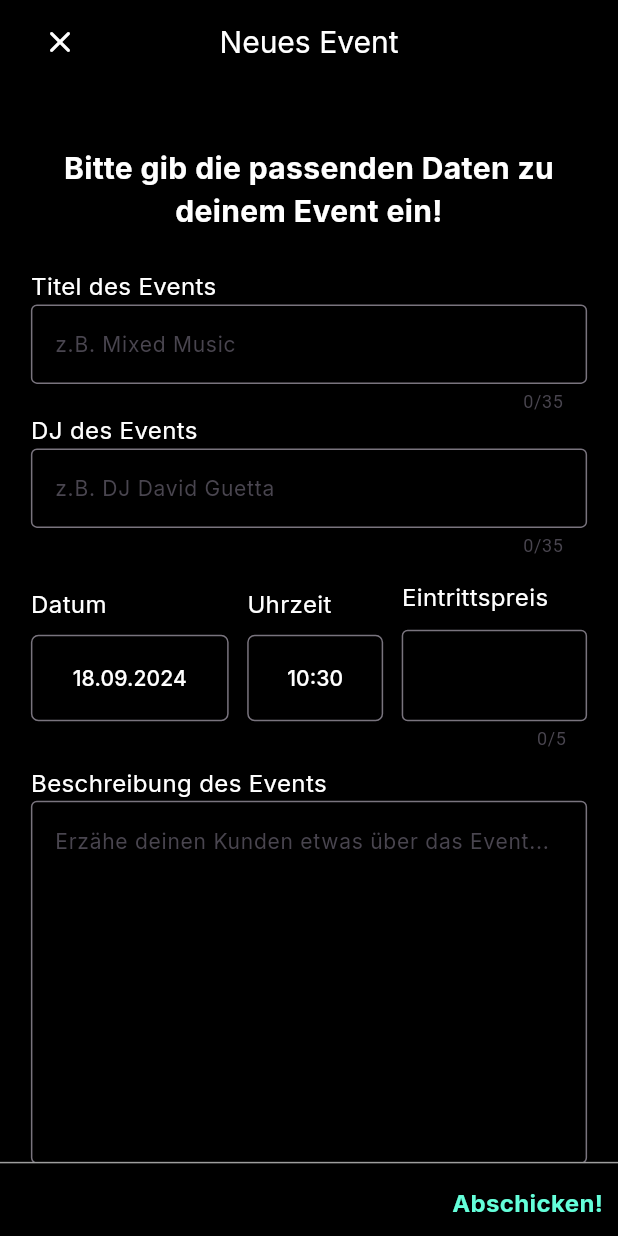
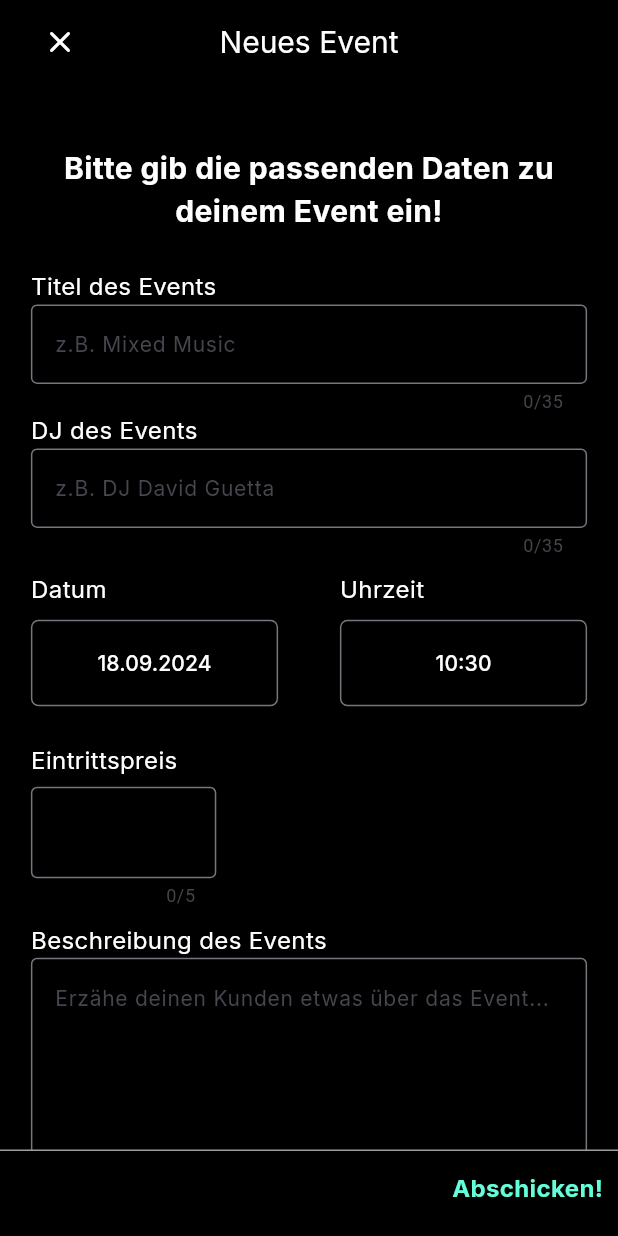
Before and after one commit to Gauerdia/club_me, a Flutter app: the ClubNewEventView screen opened by its route, on a phone screen of 412 x 824 dp. Run offline on Flutter 3.47's test engine with Material 3 defaults, Android fonts, the phone set to English and light mode, and no system bars; our stand-ins replace camera, chewie, connectivity_plus, file_picker, firebase_analytics, firebase_core and 16 more; missing offline and left inert: adv_camera, glowy_borders, gradient_icon, no_screenshot, video_thumbnail; accounts and stored records are empty.

Commit message:
some adjustments because it was too close to the edges on iOS

```diff
--- a/lib/1_events/club_view/club_new_event_view.dart
+++ b/lib/1_events/club_view/club_new_event_view.dart
@@ -231,7 +231,7 @@ class _ClubNewEventViewState extends State<ClubNewEventView>{
     return (isVideo || isImage) ?
     Container(
       width: screenWidth,
-      height: screenHeight*0.06,
+      height: screenHeight*0.07,
       alignment: Alignment.center,
       decoration: BoxDecoration(
           color: Colors.black,
@@ -266,7 +266,7 @@ class _ClubNewEventViewState extends State<ClubNewEventView>{
     ):
     Container(
       width: screenWidth,
-      height: screenHeight*0.06,
+      height: screenHeight*0.07,
       decoration: BoxDecoration(
           color: Colors.black,
           border: Border(
@@ -282,11 +282,16 @@ class _ClubNewEventViewState extends State<ClubNewEventView>{
           right: 10,
           bottom: 10
       ),
-      child: isUploading ? CircularProgressIndicator()
+      child: isUploading ? const CircularProgressIndicator()
       : GestureDetector(
+        child: Container(
+          padding: const EdgeInsets.only(
+            bottom: 10
+          ),
           child: Text(
             "Abschicken!",
             style: customStyleClass.getFontStyle3BoldPrimeColor(),
+          ),
         ),
         onTap: () => clickEventCreateEvent(),
       ),
@@ -403,8 +408,9 @@ class _ClubNewEventViewState extends State<ClubNewEventView>{
                               child: Column(
                                 children: [
 
-                                  Container(
-                                    width: screenWidth*0.32,
+                                  // Text: Date
+                                  Container(
+                                    width: screenWidth*0.4,
                                     child: Text(
                                       "Datum",
                                       style: customStyleClass.getFontStyle3(),
@@ -412,12 +418,14 @@ class _ClubNewEventViewState extends State<ClubNewEventView>{
                                     ),
                                   ),
 
+                                  // Spacer
                                   SizedBox(
                                     height: screenHeight*0.01,
                                   ),
 
-                                  SizedBox(
-                                    width: screenWidth*0.32,
+                                  // OutlinedButton with Text
+                                  SizedBox(
+                                    width: screenWidth*0.4,
                                     child:OutlinedButton(
                                         onPressed: (){
                                           showDatePicker(
@@ -463,7 +471,7 @@ class _ClubNewEventViewState extends State<ClubNewEventView>{
                                 children: [
 
                                   Container(
-                                    width: screenWidth*0.22,
+                                    width: screenWidth*0.4,
                                     child: Text(
                                       "Uhrzeit",
                                       style: customStyleClass.getFontStyle3(),
@@ -476,7 +484,7 @@ class _ClubNewEventViewState extends State<ClubNewEventView>{
                                   ),
 
                                   SizedBox(
-                                    width: screenWidth*0.22,
+                                    width: screenWidth*0.4,
                                     child: OutlinedButton(
                                         onPressed: () => {
                                           setState(() {
@@ -499,6 +507,11 @@ class _ClubNewEventViewState extends State<ClubNewEventView>{
                               ),
                             ),
 
+
+                          ],
+                        ),
+                      ),
+
                       // Price text field
                       Container(
                         padding: const EdgeInsets.only(
@@ -509,7 +522,7 @@ class _ClubNewEventViewState extends State<ClubNewEventView>{
 
                             // Text: Price
                             Container(
-                                    width: screenWidth*0.3,
+                              width: screenWidth*0.9,
                               child: Text(
                                 "Eintrittspreis",
                                 style: customStyleClass.getFontStyle3(),
@@ -519,12 +532,16 @@ class _ClubNewEventViewState extends State<ClubNewEventView>{
 
                             // Spacer
                             SizedBox(
-                                    height: screenHeight*0.012,
+                              height: screenHeight*0.007,
                             ),
 
                             // Textfield: Price
                             Container(
+                              width: screenWidth*0.9,
+                              alignment: Alignment.centerLeft,
+                              child: Container(
                                 width: screenWidth*0.3,
+                                // height: screenHeight*0.085,
                                 child: TextField(
                                   controller: _eventPriceController,
                                   keyboardType: TextInputType.number,
@@ -544,8 +561,6 @@ class _ClubNewEventViewState extends State<ClubNewEventView>{
                                   style: customStyleClass.getFontStyle4(),
                                   maxLength: 5,
                                 ),
-                                  )
-                                ],
                               ),
                             )
                           ],
@@ -554,6 +569,9 @@ class _ClubNewEventViewState extends State<ClubNewEventView>{
 
                       // Text: Description
                       Container(
+                        padding: EdgeInsets.only(
+                          top: 10
+                        ),
                         width: screenWidth*0.9,
                         alignment: Alignment.centerLeft,
                         child: Text(
@@ -991,6 +1009,7 @@ class _ClubNewEventViewState extends State<ClubNewEventView>{
                 ),
               ),
 
+            // window to pick genres
             if(pickGenreIsActive)
               Center(
                 child: Container(
@@ -1029,6 +1048,7 @@ class _ClubNewEventViewState extends State<ClubNewEventView>{
                         height: screenHeight*0.03,
                       ),
 
+                      // dynamic elements
                       Column(
                         children: [
 
@@ -1092,6 +1112,7 @@ class _ClubNewEventViewState extends State<ClubNewEventView>{
                             ),
                           ),
 
+                          // Text: Nothing picked
                           if(musicGenresChosen.isEmpty)
                             Padding(
                               padding: const EdgeInsets.only(
@@ -1109,21 +1130,21 @@ class _ClubNewEventViewState extends State<ClubNewEventView>{
                             style: customStyleClass.getFontStyle4Bold(),
                           ),
 
+                          // Spacer
                           const SizedBox(
                             height: 10,
                           ),
 
-                          // textfield own genres
+                          // Textfield: own genres
                           Row(
                             children: [
-                              SizedBox(
-                                // height: screenHeight*0.08,
+
+                              // TEXTFIELD
+                              SizedBox(
                                 width: screenWidth*0.5,
-                                // color: Colors.green,
                                 child: TextField(
                                   controller: _eventMusicGenresController,
                                   cursorColor: customStyleClass.primeColor,
-                                  keyboardType: TextInputType.number,
                                   decoration: InputDecoration(
                                     border: const OutlineInputBorder(),
                                     focusedBorder: OutlineInputBorder(
@@ -1136,13 +1157,12 @@ class _ClubNewEventViewState extends State<ClubNewEventView>{
                                   maxLength: 15,
                                 ),
                               ),
+
+                              // ICON
                               Container(
                                   height: screenHeight*0.08,
-                                  // color: Colors.red,
                                   alignment: Alignment.topCenter,
                                   child: SizedBox(
-                                    // height: screenHeight*0.4,
-                                    // color: Colors.green,
                                       child: IconButton(
                                           onPressed: () => addOwnGenreToChosenGenres(),
                                           icon: Icon(
--- a/lib/1_events/user_view/user_events_view.dart
+++ b/lib/1_events/user_view/user_events_view.dart
@@ -294,6 +294,7 @@ class _UserEventsViewState extends State<UserEventsView> {
               ),
               onTap: (){
                 currentAndLikedElementsProvider.setCurrentEvent(currentEvent);
+                stateProvider.setAccessedEventDetailFrom(0);
                 context.push('/event_details');
               },
             );
--- a/lib/3_clubs/club_view/components/offers_list_club_view.dart
+++ b/lib/3_clubs/club_view/components/offers_list_club_view.dart
@@ -395,7 +395,7 @@ class _OffersListClubViewState extends State<OffersListClubView> {
       ),
       bottomNavigationBar: Container(
         width: screenWidth,
-        height: screenHeight*0.06,
+        height: screenHeight*0.07,
         decoration: BoxDecoration(
           color: Colors.black,
           border: Border(
@@ -409,7 +409,7 @@ class _OffersListClubViewState extends State<OffersListClubView> {
         alignment: Alignment.bottomRight,
         padding: const EdgeInsets.only(
           right: 10,
-          bottom: 10
+          bottom: 20
         ),
         child: GestureDetector(
           child: Text(
--- a/lib/4_map/components/club_info_bottom_sheet_2.dart
+++ b/lib/4_map/components/club_info_bottom_sheet_2.dart
@@ -385,11 +385,9 @@ class _ClubInfoBottomSheet2State extends State<ClubInfoBottomSheet2> {
 
                       // Event Card
                       Container(
-                        padding: EdgeInsets.only(
+                        padding: const EdgeInsets.only(
                           top: 5
                         ),
-                        // height: bottomHeight-45,
-                        // color: Colors.red,
                         child: noEventAvailable ?
                         SizedBox(
                           height: bottomHeight-45,
@@ -406,6 +404,7 @@ class _ClubInfoBottomSheet2State extends State<ClubInfoBottomSheet2> {
                           ),
                           onTap: (){
                             currentAndLikedElementsProvider.setCurrentEvent(clubMeEvent!);
+                            stateProvider.setAccessedEventDetailFrom(3);
                             context.push("/event_details");
                           },
                         ),
--- a/lib/log_in/log_in_view.dart
+++ b/lib/log_in/log_in_view.dart
@@ -349,6 +349,7 @@ class _LogInViewState extends State<LogInView> {
                               )
                           ),
                           onTap: (){
+                            stateProvider.setClubUiActive(false);
                             context.go("/user_events");
                           },
                         ),
--- a/pubspec.yaml
+++ b/pubspec.yaml
@@ -16,7 +16,7 @@ publish_to: 'none' # Remove this line if you wish to publish to pub.dev
 # https://developer.apple.com/library/archive/documentation/General/Reference/InfoPlistKeyReference/Articles/CoreFoundationKeys.html
 # In Windows, build-name is used as the major, minor, and patch parts
 # of the product and file versions while build-number is used as the build suffix.
-version: 1.0.30
+version: 1.0.31
 
 environment:
   sdk: '>=3.2.6 <4.0.0'
```
Also changed, not shown: lib/2_discounts/club_view/club_new_discount_view.dart (+23 -14 lines), lib/2_discounts/user_view/components/coupon_card.dart (+35 -5 lines), lib/2_discounts/user_view/user_coupons_view.dart (+17 -4 lines), lib/4_map/components/club_list_item.dart (+8 -1 lines), lib/4_map/user_map_view.dart (+5 -11 lines). Lines whose indentation alone changed are shown as unchanged.
